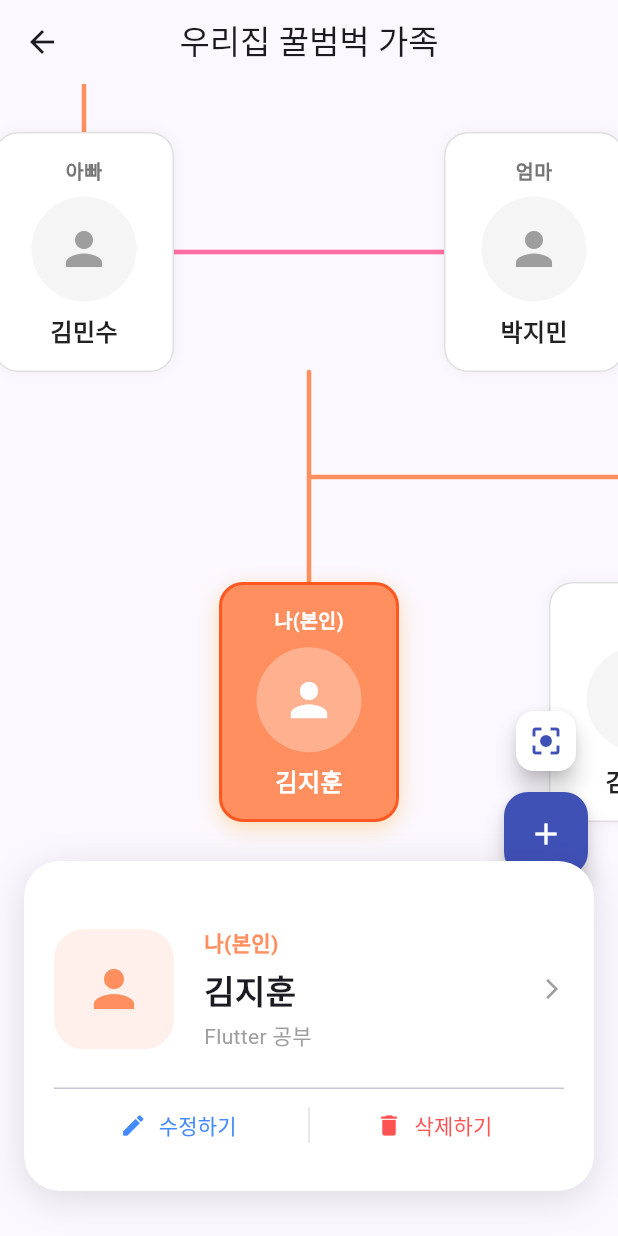
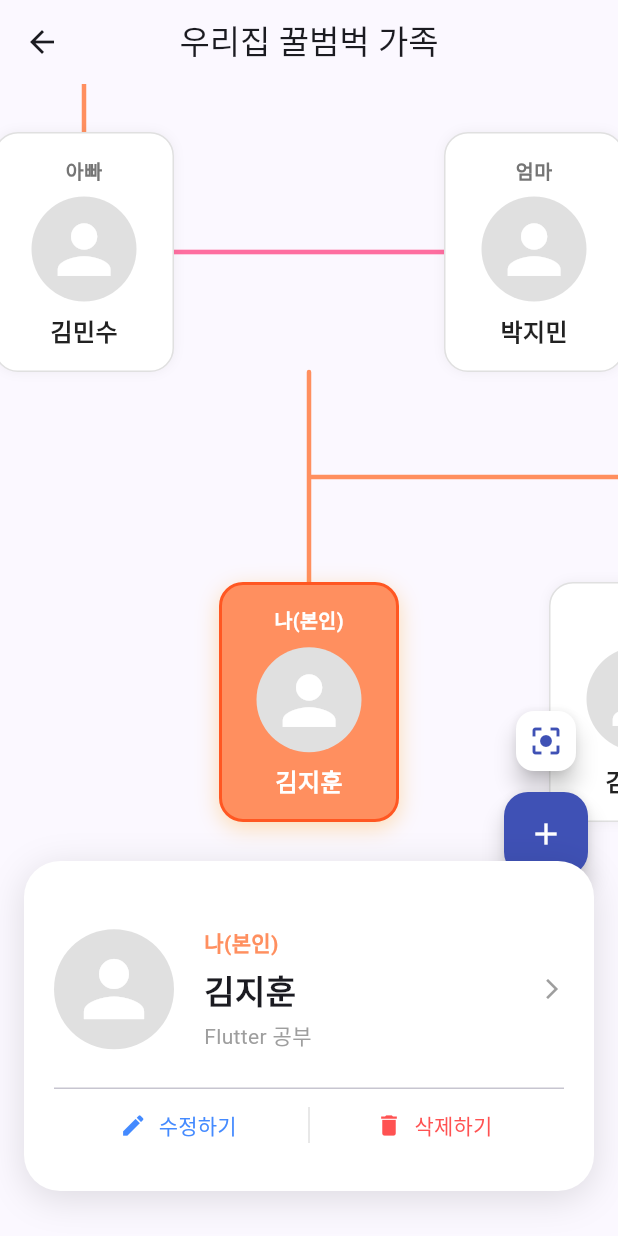
Before and after one commit to Jaesub/FamilyApp, a Flutter app: the FamilyPage screen opened directly, after a tap on "나(본인)", on a phone screen of 412 x 824 dp. Run offline on Flutter 3.47's test engine with Material 3 defaults, Android fonts, the light colour scheme and no system bars; our stand-ins replace image_picker, shared_preferences; accounts and stored records are empty.

Commit message:
feat : 프로필 사진 표시기능 추가, 프로필사진 수정기능 추가

```diff
--- a/lib/family/family_page.dart
+++ b/lib/family/family_page.dart
@@ -4,6 +4,7 @@ import 'family_model.dart';
 import 'family_painter.dart';
 import 'family_detail_page.dart';
 import 'family_controller.dart';
+import 'profile_avatar.dart';
 
 class FamilyPage extends StatefulWidget {
   const FamilyPage({super.key});
@@ -424,10 +425,11 @@ class _FamilyPageState extends State<FamilyPage> {
             color: isSelected ? Colors.white : Colors.grey[600],
           )),
           const SizedBox(height: 8),
-          CircleAvatar(
+          ProfileAvatar(
+            iconData: Icons.person,
             radius: 35,
-            backgroundColor: isSelected ? Colors.white.withOpacity(0.3) : Colors.grey.shade100,
-            child: Icon(Icons.person, size: 36, color: isSelected ? Colors.white : Colors.grey),
+            memberId: member.id,
+            isEditable: false,
           ),
           const SizedBox(height: 8),
           Text(member.name, style: TextStyle(
@@ -457,13 +459,11 @@ class _FamilyPageState extends State<FamilyPage> {
               behavior: HitTestBehavior.opaque,
               child: Row(
                 children: [
-                  Container(
-                    width: 80, height: 80,
-                    decoration: BoxDecoration(
-                      color: const Color(0xFFFFF0EB),
-                      borderRadius: BorderRadius.circular(20),
-                    ),
-                    child: const Icon(Icons.person, size: 40, color: Color(0xFFFF8F5F)),
+                  ProfileAvatar(
+                    iconData: Icons.person,
+                    radius: 40,
+                    memberId: member.id,
+                    isEditable: false,
                   ),
                   const SizedBox(width: 20),
                   Expanded(
--- /dev/null
+++ b/lib/family/profile_avatar.dart
@@ -0,0 +1,103 @@
+import 'dart:io';
+import 'package:flutter/material.dart';
+import 'package:image_picker/image_picker.dart';
+import 'package:shared_preferences/shared_preferences.dart';
+
+class ProfileAvatar extends StatefulWidget {
+  final IconData iconData;
+  final double radius;
+  final String memberId;
+  final bool isEditable; // true면 카메라 아이콘 표시 및 터치 시 갤러리 실행
+
+  const ProfileAvatar({
+    Key? key,
+    required this.iconData,
+    this.radius = 25,
+    required this.memberId,
+    this.isEditable = false, // 기본값은 '수정 불가(단순 표시용)'로 설정
+  }) : super(key: key);
+
+  @override
+  State<ProfileAvatar> createState() => _ProfileAvatarState();
+}
+
+class _ProfileAvatarState extends State<ProfileAvatar> {
+  File? _selectedImage;
+  final ImagePicker _picker = ImagePicker();
+
+  @override
+  void initState() {
+    super.initState();
+    _loadSavedImage();
+  }
+
+  Future<void> _loadSavedImage() async {
+    final prefs = await SharedPreferences.getInstance();
+    final imagePath = prefs.getString('profile_image_${widget.memberId}');
+
+    if (imagePath != null && imagePath.isNotEmpty) {
+      final file = File(imagePath);
+      if (await file.exists()) {
+        if (mounted) {
+          setState(() {
+            _selectedImage = file;
+          });
+        }
+      }
+    }
+  }
+
+  Future<void> _pickImage() async {
+    if (!widget.isEditable) return; // 수정 불가능 모드면 아무 동작도 안 함
+
+    try {
+      final XFile? pickedFile = await _picker.pickImage(
+        source: ImageSource.gallery,
+        maxWidth: 800,
+        maxHeight: 800,
+      );
+
+      if (pickedFile != null) {
+        if (mounted) {
+          setState(() {
+            _selectedImage = File(pickedFile.path);
+          });
+        }
+        final prefs = await SharedPreferences.getInstance();
+        await prefs.setString('profile_image_${widget.memberId}', pickedFile.path);
+      }
+    } catch (e) {
+      debugPrint("이미지 선택 오류: $e");
+    }
+  }
+
+  @override
+  Widget build(BuildContext context) {
+    return GestureDetector(
+      onTap: widget.isEditable ? _pickImage : null,
+      child: Stack(
+        alignment: Alignment.bottomRight,
+        children: [
+          CircleAvatar(
+            radius: widget.radius,
+            backgroundColor: Colors.grey.shade300,
+            backgroundImage: _selectedImage != null ? FileImage(_selectedImage!) : null,
+            child: _selectedImage == null
+                ? Icon(widget.iconData, size: widget.radius * 1.5, color: Colors.white)
+                : null,
+          ),
+          // isEditable이 true일 때만 우측 하단에 주황색 카메라 뱃지 표시
+          if (widget.isEditable)
+            Container(
+              decoration: const BoxDecoration(
+                color: Color(0xFFFF8F5F),
+                shape: BoxShape.circle,
+              ),
+              padding: EdgeInsets.all(widget.radius * 0.3),
+              child: Icon(Icons.camera_alt, color: Colors.white, size: widget.radius * 0.5),
+            ),
+        ],
+      ),
+    );
+  }
+}
--- a/pubspec.yaml
+++ b/pubspec.yaml
@@ -28,14 +28,15 @@ environment:
 # the latest version available on pub.dev. To see which dependencies have newer
 # versions available, run `flutter pub outdated`.
 dependencies:
-  intl: ^0.19.0
-
   flutter:
     sdk: flutter
 
+  image_picker: ^1.0.7
   # The following adds the Cupertino Icons font to your application.
   # Use with the CupertinoIcons class for iOS style icons.
   cupertino_icons: ^1.0.8
+  intl: ^0.20.2
+  shared_preferences: ^2.5.5
 
 dev_dependencies:
   flutter_native_splash: ^2.4.0
```
Also changed, not shown: lib/family/family_detail_page.dart (+114 -73 lines), pubspec.lock, 3 other files.
